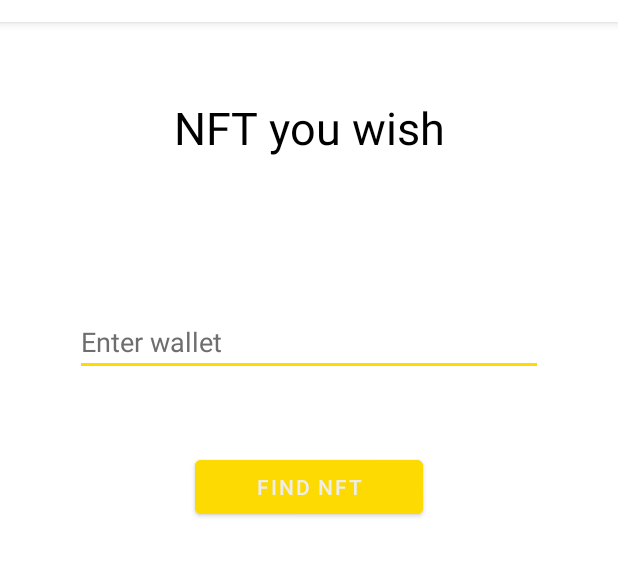
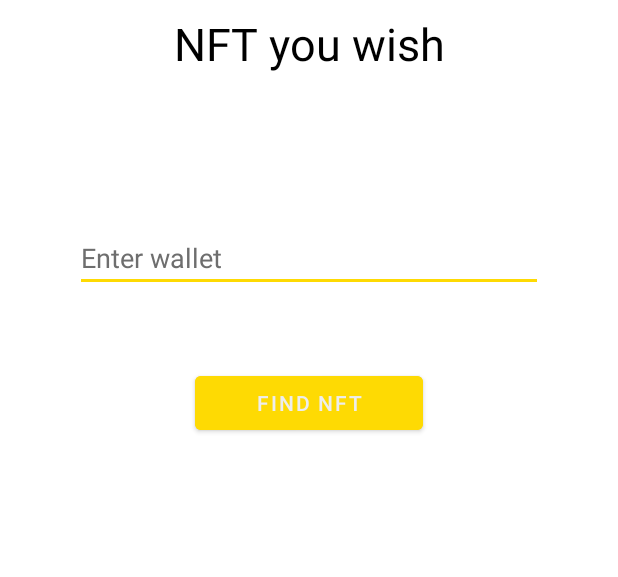
Before and after one commit to advasileva/wish-graph-mobile, an Android app: the screen it shows after launch (MainActivity), on a phone screen of 412 x 824 dp, the part 62-639 px from its top. Run offline under Robolectric (Android 15) with nearby library versions, the phone set to English and light mode, and no system bars.

Commit message:
header deleted and status bar customized

```diff
--- a/app/src/main/res/values-night/themes.xml
+++ b/app/src/main/res/values-night/themes.xml
@@ -2,13 +2,13 @@
     <!-- Base application theme. -->
     <style name="Theme.WishGraphMobile" parent="Theme.MaterialComponents.DayNight.DarkActionBar">
         <!-- Primary brand color. -->
-        <item name="colorPrimary">@color/purple_200</item>
-        <item name="colorPrimaryVariant">@color/purple_700</item>
-        <item name="colorOnPrimary">@color/black</item>
+        <item name="colorPrimary">@color/colorPrimary</item>
+        <item name="colorPrimaryVariant">@color/colorSecondary</item>
+        <item name="colorOnPrimary">@color/colorSecondary</item>
         <!-- Secondary brand color. -->
-        <item name="colorSecondary">@color/teal_200</item>
-        <item name="colorSecondaryVariant">@color/teal_200</item>
-        <item name="colorOnSecondary">@color/black</item>
+        <item name="colorSecondary">@color/colorSecondary</item>
+        <item name="colorSecondaryVariant">@color/colorSecondary</item>
+        <item name="colorOnSecondary">@color/colorSecondary</item>
         <!-- Status bar color. -->
         <item name="android:statusBarColor" tools:targetApi="l">?attr/colorPrimaryVariant</item>
         <!-- Customize your theme here. -->
--- a/app/src/main/res/values/colors.xml
+++ b/app/src/main/res/values/colors.xml
@@ -1,12 +1,5 @@
 <?xml version="1.0" encoding="utf-8"?>
 <resources>
-    <color name="purple_200">#FFBB86FC</color>
-    <color name="purple_500">#FF6200EE</color>
-    <color name="purple_700">#FF3700B3</color>
-    <color name="teal_200">#FF03DAC5</color>
-    <color name="teal_700">#FF018786</color>
-    <color name="black">#FF000000</color>
-    <color name="white">#FFFFFFFF</color>
     <color name="colorPrimary">#ffffff</color>
     <color name="colorSecondary">#ededed</color>
     <color name="colorAccent">#feda03</color>
--- a/app/src/main/res/values/themes.xml
+++ b/app/src/main/res/values/themes.xml
@@ -3,7 +3,7 @@
     <style name="Theme.WishGraphMobile" parent="Theme.MaterialComponents.DayNight.DarkActionBar">
         <!-- Primary brand color. -->
         <item name="colorPrimary">@color/colorPrimary</item>
-        <item name="colorPrimaryVariant">@color/colorSecondary</item>
+        <item name="colorPrimaryVariant">@color/colorPrimary</item>
         <item name="colorOnPrimary">@color/colorSecondary</item>
         <!-- Secondary brand color. -->
         <item name="colorSecondary">@color/colorSecondary</item>
@@ -11,6 +11,9 @@
         <item name="colorOnSecondary">@color/colorSecondary</item>
         <!-- Status bar color. -->
         <item name="android:statusBarColor" tools:targetApi="l">?attr/colorPrimaryVariant</item>
+        <item name="android:windowLightStatusBar">true</item>
         <!-- Customize your theme here. -->
+        <item name="windowActionBar">false</item>
+        <item name="windowNoTitle">true</item>
     </style>
 </resources>
```
